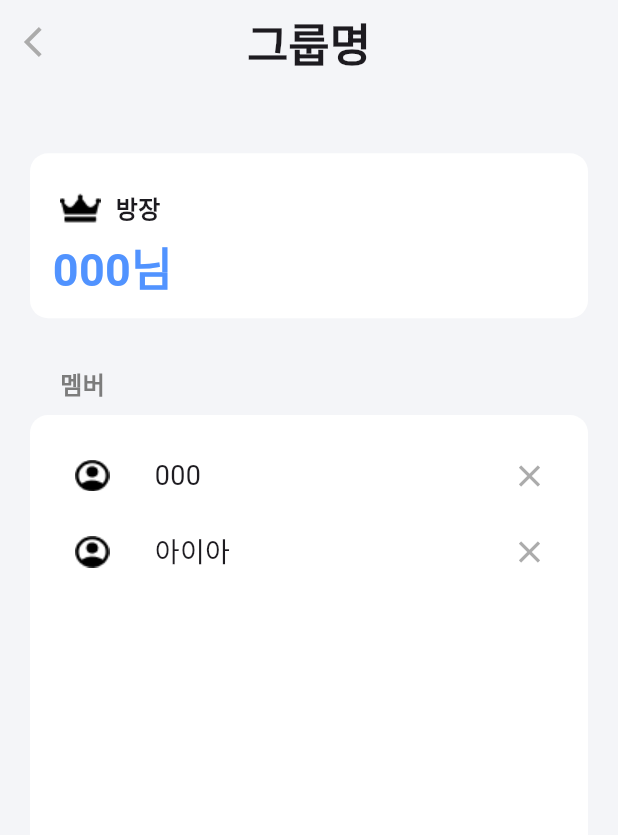
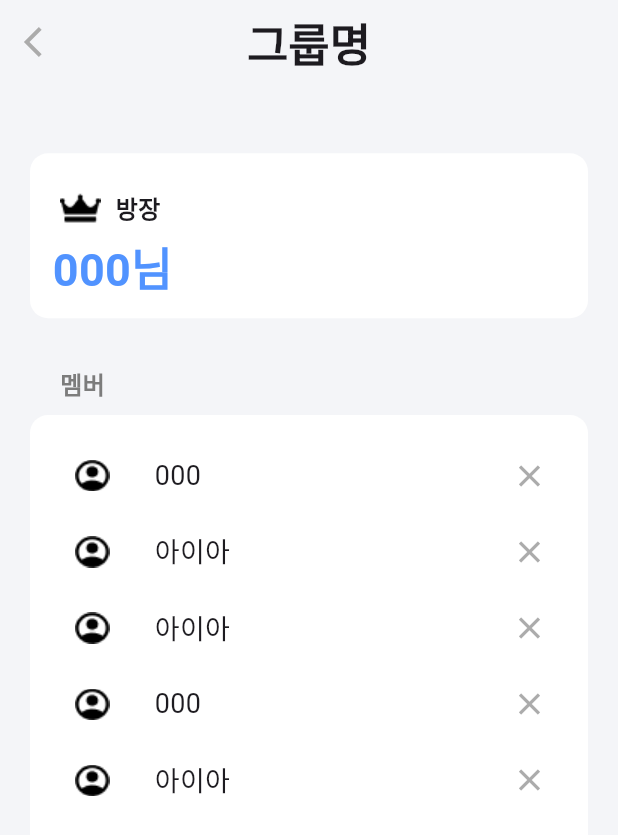
Before and after one commit to AIIA-GCU/VinTeum-FE, a Flutter app: the DetailScreen2 screen opened directly, on a phone screen of 412 x 824 dp. Shown: the top 835 px of the screen. Run offline on Flutter 3.47's test engine with Material 3 defaults, Android fonts, the phone set to English and light mode, and no system bars; our stand-ins replace image_picker; Roboto replaces fonts that are missing (Pretendard).

Commit message:
[fix] 그룹 상세 위젯화

```diff
--- a/lib/Page/Detail_Screen2.dart
+++ b/lib/Page/Detail_Screen2.dart
@@ -10,9 +10,13 @@ import 'package:vinteum/widget/Member_List.dart';
 class DetailScreen2 extends StatelessWidget {
   const DetailScreen2({super.key});
 
+
   @override
   Widget build(BuildContext context) {
     List<Widget> memberData = [
+      MemberList(userName: "000"),
+      MemberList(userName: "아이아"),
+      MemberList(userName: "아이아"),
       MemberList(userName: "000"),
       MemberList(userName: "아이아"),
     ];
```
Also changed, not shown: lib/Page/Detail_Screen1.dart (+12 -4 lines), lib/widget/Group_List.dart (+8 -4 lines).
